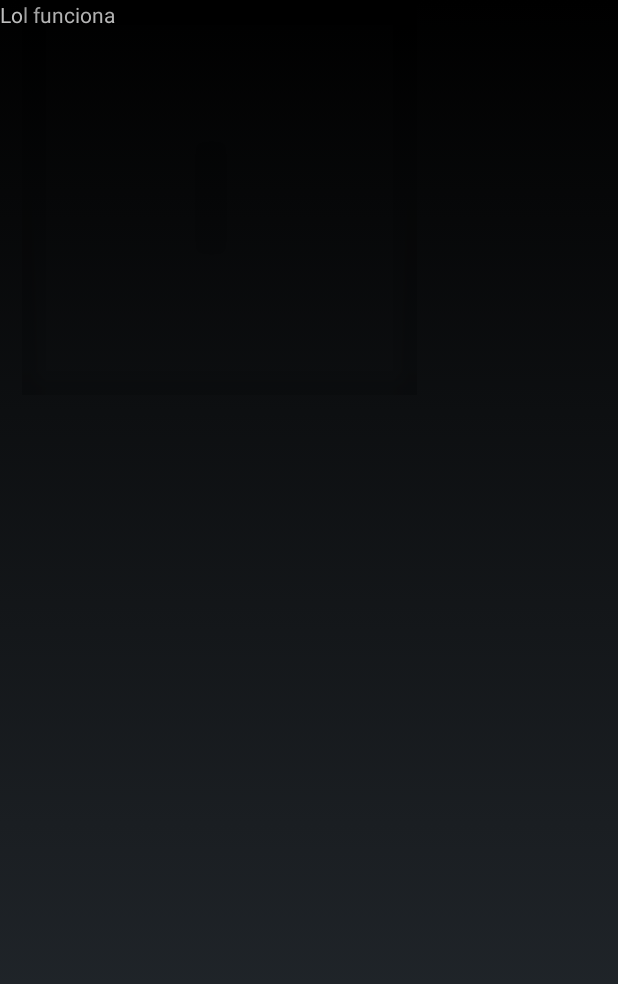
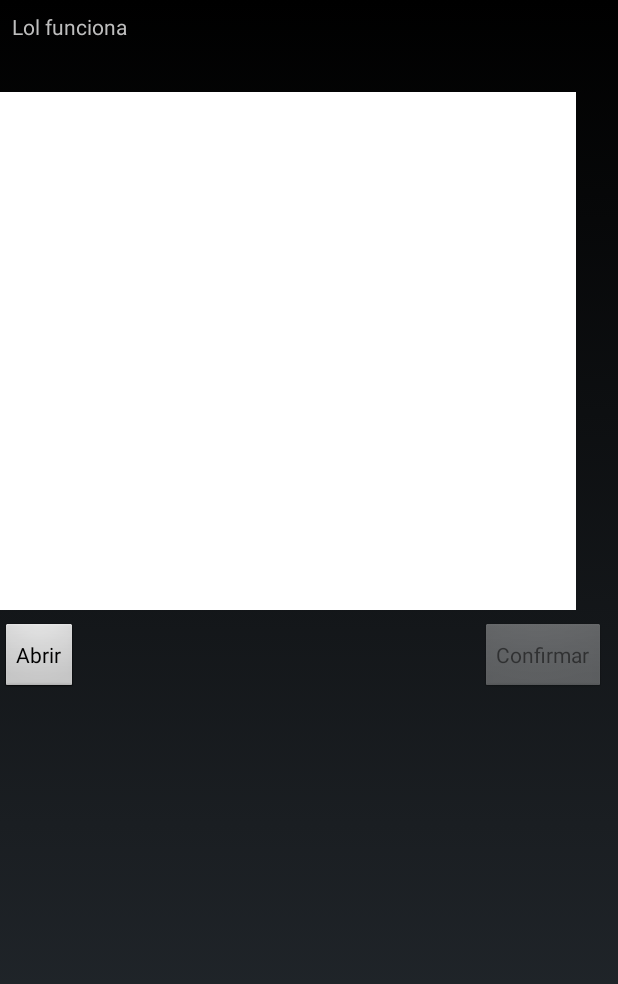
Before and after one commit to NatanLycan/TT, an Android app: the P screen opened directly, with no data from a screen before it, on a phone screen of 412 x 824 dp. Shown: the top 984 px of the screen. Run offline under Robolectric (Android 15) with nearby library versions, the phone set to English and light mode, and no system bars.

Commit message:
ColorBlob/P:: Envio de parametros Extra (RGB)
Si no compila en sus telefonos posiblemente es por que ya tiene intalada
una version anterior, borrenla y vuelvan a compilar

```diff
--- a/color-blob-detection1/openCVSamplecolorblobdetection/src/main/java/org/opencv/samples/colorblobdetect/P.java
+++ b/color-blob-detection1/openCVSamplecolorblobdetection/src/main/java/org/opencv/samples/colorblobdetect/P.java
@@ -4,27 +4,124 @@ import android.app.Activity;
 import android.content.Intent;
 import android.support.v7.app.AppCompatActivity;
 import android.os.Bundle;
+import android.util.Log;
 import android.view.View;
 import android.view.ViewGroup;
+import android.widget.Button;
+import android.widget.ImageView;
 import android.widget.TextView;
+import android.app.AlertDialog;
+import android.content.DialogInterface;
+import android.database.Cursor;
+import android.graphics.Bitmap;
+import android.graphics.BitmapFactory;
+import android.graphics.Matrix;
+import android.net.Uri;
+import android.provider.MediaStore;
+import java.io.File;
 
 import org.opencv.core.Mat;
 
 public class P extends Activity {
+    private static final String  TAG = "P::Activity";
+
+    private static int RESULT_LOAD_IMAGE = 1;
+    Button botonAbrir;
+    Button botonConfirmar;
+    ImageView imageView;
 
     @Override
     protected void onCreate(Bundle savedInstanceState) {
         super.onCreate(savedInstanceState);
         setContentView(R.layout.activity_p);
+
+        // PP NLJS 15/07/2017 Obtengo la información del intend que lo mando a llamar
         Intent intent = getIntent();
 
-        String cadena = intent.getStringExtra(ColorBlobDetectionActivity.EXTRA_FLOTANTE);
-        TextView textView = new TextView(this);
-        textView.setTextSize(40);
-        textView.setText(cadena);
+        // PP NLJS 15/07/2017 Obtengo los valores RGB
+        double red = intent.getDoubleExtra(ColorBlobDetectionActivity.EXTRA_RED,0.0);
+        double green = intent.getDoubleExtra(ColorBlobDetectionActivity.EXTRA_GREEN,0.0);
+        double blue = intent.getDoubleExtra(ColorBlobDetectionActivity.EXTRA_BLUE,0.0);
 
-        ViewGroup layout = (ViewGroup) findViewById(R.id.activity_P);
-        layout.addView(textView);
+        // PP NLJS 15/07/2017 Imprimo valores RGB, solo como prueba en consola
+        Log.d(TAG, "Extra rojo: " + red);
+        Log.d(TAG, "Extra verde: " + green);
+        Log.d(TAG, "Extra azul: " + blue);
+
+
+        imageView = (ImageView) findViewById(R.id.test_image);
+        botonAbrir = (Button) findViewById(R.id.botonAbrirImagen);
+        botonConfirmar = (Button) findViewById(R.id.botonConfirmar);
+
+        botonConfirmar.setEnabled(false);
 
     }
+
+    @Override
+    protected void onActivityResult(int requestCode, int resultCode, Intent data) {
+        super.onActivityResult(requestCode, resultCode, data);
+        if (requestCode == RESULT_LOAD_IMAGE && resultCode == RESULT_OK && null != data) {
+            ImageView imageView = (ImageView) findViewById(R.id.test_image);
+            Button botonConfirmar = (Button) findViewById(R.id.botonConfirmar);
+            Bitmap imagen = getImage(data);
+            if ( imagen != null ){
+                imageView.setImageBitmap(imagen);
+                botonConfirmar.setEnabled(true);
+            }else{
+                Log.i("Hola", "La imagen no existe");
+            }
+
+        }
+    }
+
+    public void actionBotonConfirmar(View view){
+        AlertDialog.Builder alert = new AlertDialog.Builder(P.this);
+        alert.setTitle("Aceptar");
+        alert.setMessage("Quieres usar esta imagen?");
+        alert.setPositiveButton("Si", new DialogInterface.OnClickListener() {
+            @Override
+            public void onClick(DialogInterface dialog, int which) {
+                //ir al resultado
+            }
+        });
+        alert.setNegativeButton("No", new DialogInterface.OnClickListener() {
+            @Override
+            public void onClick(DialogInterface dialog, int which) {
+                //Regresar a seleccionar imagen
+            }
+        });
+        alert.show();
+    }
+
+    public void actionBotonAbrirImagen(View view){
+        Intent loadIntent = new Intent(Intent.ACTION_PICK, android.provider.MediaStore.Images.Media.EXTERNAL_CONTENT_URI);
+        startActivityForResult(loadIntent, RESULT_LOAD_IMAGE);
+    }
+
+    public Bitmap getImage(Intent data){
+        Uri selectedImage = data.getData();
+        String[] filePathColumn = { MediaStore.Images.Media.DATA };
+        Cursor cursor = getContentResolver().query(selectedImage, filePathColumn, null, null, null);
+        cursor.moveToFirst();
+
+        int columnIndex = cursor.getColumnIndex(filePathColumn[0]);
+        String picturePath = cursor.getString(columnIndex);
+        cursor.close();
+        File imgFile = new  File(picturePath);
+        if(imgFile.exists()){
+            //Convertir a bitmap desde direccion de la imagen
+            Bitmap myBitmap = BitmapFactory.decodeFile(imgFile.getAbsolutePath());
+            //Rotar Imagen
+            Matrix matrix = new Matrix();
+            matrix.postRotate(90);
+            Bitmap imagenRotada = Bitmap.createBitmap(myBitmap , 0, 0, myBitmap .getWidth(), myBitmap.getHeight(), matrix, true);
+            return imagenRotada;
+        }
+        return null;
+
+    }
+
+
+
+
 }
--- a/color-blob-detection1/openCVSamplecolorblobdetection/src/main/res/layout/activity_p.xml
+++ b/color-blob-detection1/openCVSamplecolorblobdetection/src/main/res/layout/activity_p.xml
@@ -12,15 +12,44 @@
         android:layout_width="83dp"
         android:layout_height="45dp"
         android:text="@string/prueba"
-        tools:layout_editor_absoluteX="49dp"
-        tools:layout_editor_absoluteY="39dp"
-           />
+        tools:ignore="MissingConstraints"
+        android:layout_marginTop="8dp"
+        app:layout_constraintTop_toTopOf="parent"
+        app:layout_constraintStart_toStartOf="parent"
+        android:layout_marginStart="8dp" />
 
     <ImageView
-        android:id="@+id/imageView2"
-        android:layout_width="292dp"
-        android:layout_height="263dp"
-        android:src="@drawable/abc_ab_share_pack_mtrl_alpha"
-        tools:layout_editor_absoluteX="49dp"
-        tools:layout_editor_absoluteY="106dp" />
+        android:id="@+id/test_image"
+        android:layout_width="384dp"
+        android:layout_height="345dp"
+        android:src="@color/background_floating_material_light"
+        tools:layout_editor_absoluteX="16dp"
+        tools:ignore="MissingConstraints"
+        android:layout_marginTop="8dp"
+        app:layout_constraintTop_toBottomOf="@+id/textView" />
+
+    <Button
+        android:id="@+id/botonAbrirImagen"
+        android:onClick="actionBotonAbrirImagen"
+        android:text="Abrir"
+        android:layout_width="wrap_content"
+        android:layout_height="wrap_content"
+        tools:layout_editor_absoluteX="16dp"
+        tools:ignore="MissingConstraints"
+        android:layout_marginTop="8dp"
+        app:layout_constraintTop_toBottomOf="@+id/test_image" />
+
+    <Button
+        android:id="@+id/botonConfirmar"
+        android:onClick="actionBotonConfirmar"
+        android:text="Confirmar"
+        android:layout_width="wrap_content"
+        android:layout_height="wrap_content"
+        tools:ignore="MissingConstraints"
+        android:layout_marginTop="8dp"
+        app:layout_constraintTop_toBottomOf="@+id/test_image"
+        app:layout_constraintEnd_toEndOf="parent"
+        android:layout_marginEnd="8dp" />
+
+
 </android.support.constraint.ConstraintLayout>
```
Also changed, not shown: color-blob-detection1/openCVSamplecolorblobdetection/src/main/java/org/opencv/samples/colorblobdetect/ColorBlobDetectionActivity.java (+27 -7 lines), color-blob-detection1/openCVSamplecolorblobdetection/src/main/res/layout/color_blob_detection_surface_view.xml (+1 -9 lines), 167 other files.
